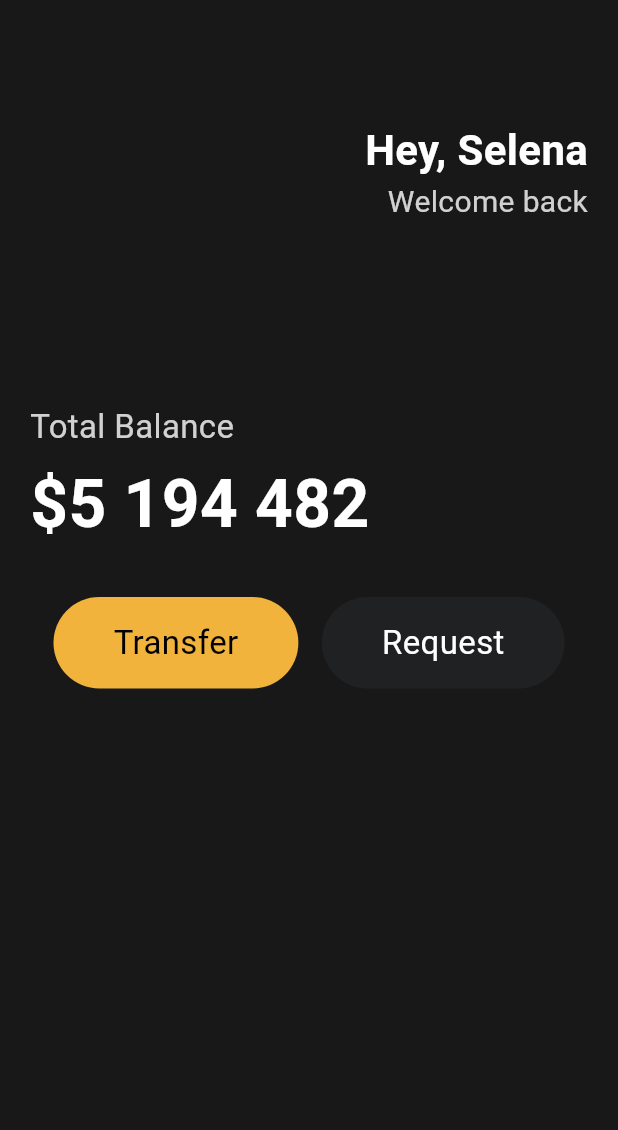
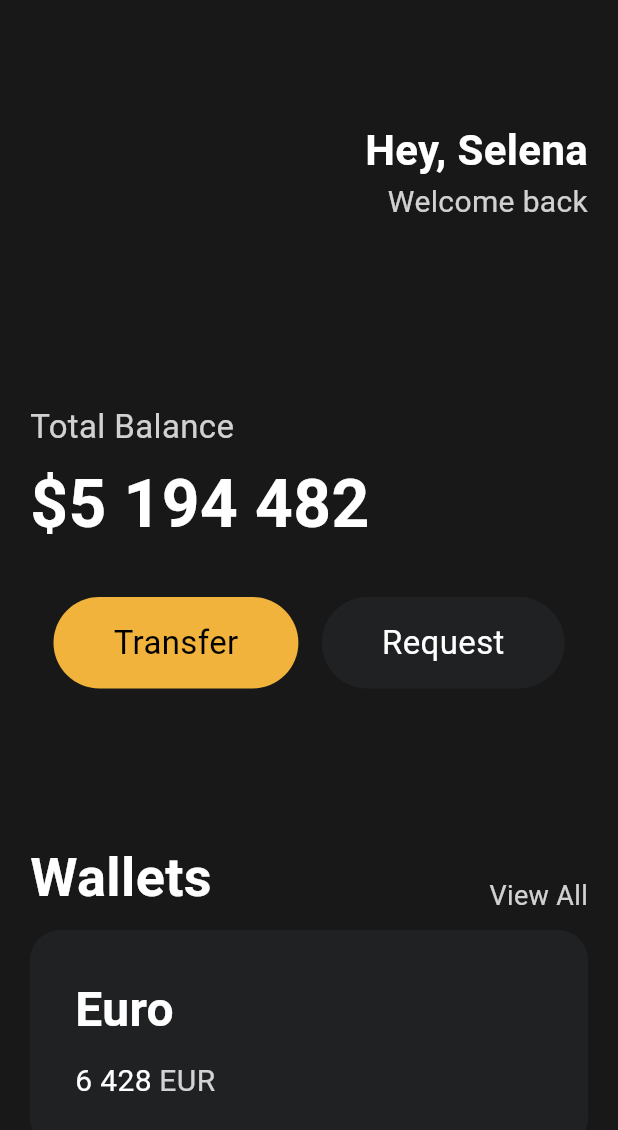
Before and after one commit to ANchangwan/Flutter-toonflix, a Flutter app: the screen it shows after launch, on a phone screen of 412 x 824 dp. Shown: the top 1130 px of the screen. Run offline on Flutter 3.47's test engine with Material 3 defaults, Android fonts, the phone set to English and light mode, and no system bars.

Commit message:
card 디자인

```diff
--- a/lib/main.dart
+++ b/lib/main.dart
@@ -81,9 +81,82 @@ class App extends StatelessWidget {
                     bgColor: Color(0xFF1F2123),
                     textColor: Colors.white),
               ],
+            ),
+            const SizedBox(
+              height: 100,
+            ),
+            Row(
+              mainAxisAlignment: MainAxisAlignment.spaceBetween,
+              crossAxisAlignment: CrossAxisAlignment.end,
+              children: [
+                const Text("Wallets",
+                    style: TextStyle(
+                      color: Colors.white,
+                      fontSize: 36,
+                      fontWeight: FontWeight.w600,
+                    )),
+                Text(
+                  "View All",
+                  style: TextStyle(
+                    color: Colors.white.withOpacity(0.8),
+                    fontSize: 18,
+                  ),
+                ),
+              ],
+            ),
+            const SizedBox(
+              height: 10,
+            ),
+            Container(
+              decoration: BoxDecoration(
+                color: const Color(0xFF1F2123),
+                borderRadius: BorderRadius.circular(20),
+              ),
+              child: Padding(
+                padding: const EdgeInsets.all(30),
+                child: Row(
+                  children: [
+                    Column(
+                      crossAxisAlignment: CrossAxisAlignment.start,
+                      children: [
+                        const Text(
+                          "Euro",
+                          style: TextStyle(
+                            color: Colors.white,
+                            fontSize: 32,
+                            fontWeight: FontWeight.bold,
+                          ),
+                        ),
+                        const SizedBox(
+                          height: 10,
+                        ),
+                        Row(
+                          children: [
+                            const Text(
+                              "6 428",
+                              style: TextStyle(
+                                color: Colors.white,
+                                fontSize: 20,
+                              ),
+                            ),
+                            const SizedBox(
+                              width: 5,
+                            ),
+                            Text("EUR",
+                                style: TextStyle(
+                                    color: Colors.white.withOpacity(0.8),
+                                    fontSize: 20)),
+                          ],
                         )
                       ],
-          )),
+                    )
+                  ],
+                ),
+              ),
+            )
+          ],
+        ),
+      ),
     ));
   }
 }
```
Lines whose indentation alone changed are shown as unchanged.
